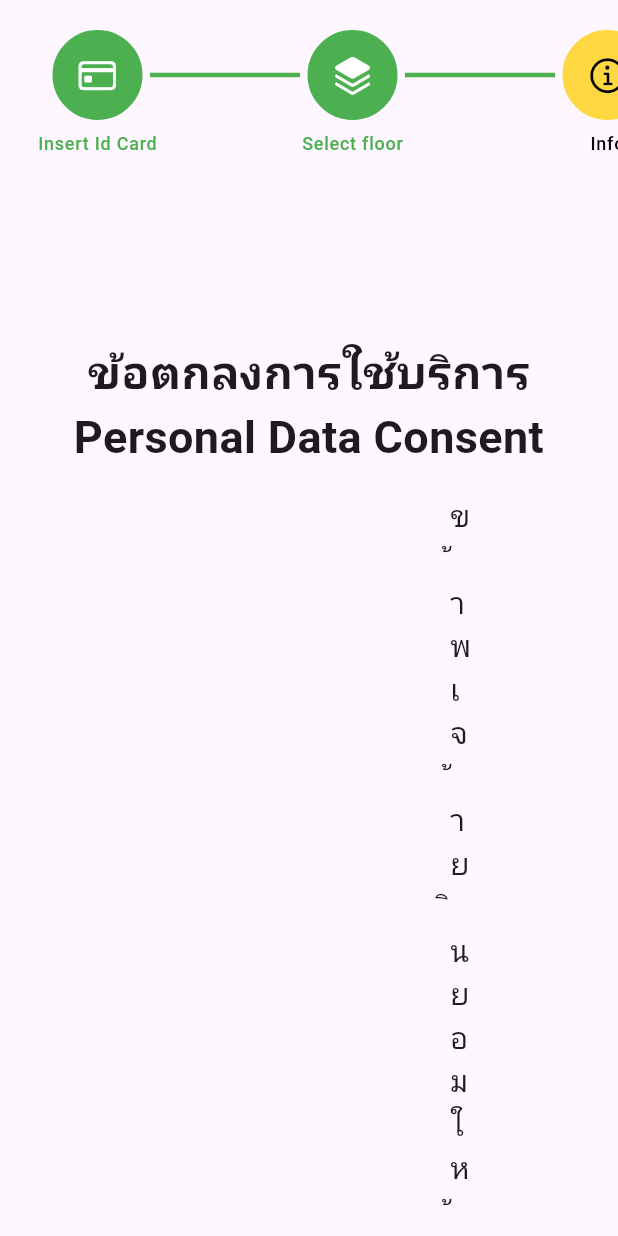
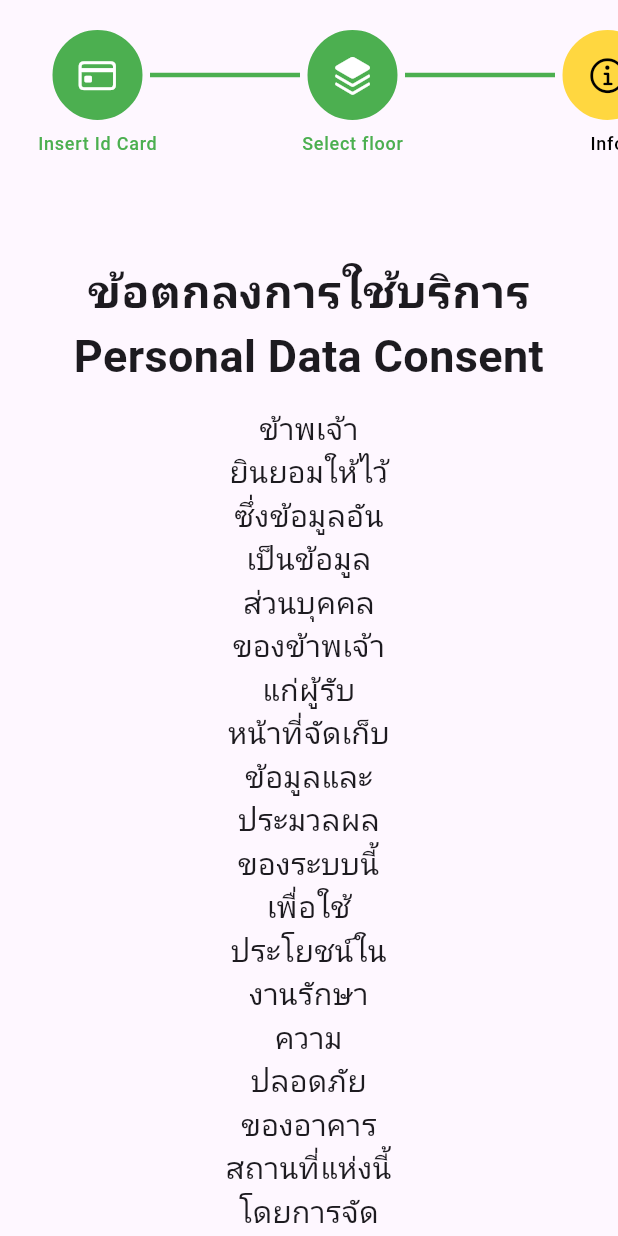
Before and after one commit to Hiyashiman/visitor_fe, a Flutter app: the PersonalDataConsentScreen screen opened directly, on a phone screen of 412 x 824 dp. Run offline on Flutter 3.47's test engine with Material 3 defaults, Android fonts, the phone set to English and light mode, and no system bars; drawn by our look-alikes of easy_stepper; our stand-ins replace dio, image_picker, lottie; network calls fail.

```diff
--- a/visitor/lib/main.dart
+++ b/visitor/lib/main.dart
@@ -3,7 +3,7 @@ import 'package:visitor/pages/registration-system.dart';
 
 
 void main() {
-  runApp(const MaterialApp(
+  runApp( const MaterialApp(
     title: 'Visitor',
     home: MyApp(),
   ));
--- a/visitor/lib/pages/face_comparison.dart
+++ b/visitor/lib/pages/face_comparison.dart
@@ -86,7 +86,7 @@ class _MyFaceScanState extends State<MyFaceScan> {
                   ),
                   const SizedBox(height: 30),
                   LottieBuilder.asset(
-                    'animations/animationscan.json',
+                    'assets/animations/animationscan.json',
                     height: 250,
                     width: 250,
                   ),
--- a/visitor/lib/pages/personalDataCS.dart
+++ b/visitor/lib/pages/personalDataCS.dart
@@ -3,7 +3,7 @@ import 'dart:async';
 import 'package:flutter/material.dart';
 // ignore: unused_import
 import 'package:visitor/pages/business.dart';
-import 'package:visitor/pages/face_comparison.dart';
+import 'package:visitor/pages/camera.dart';
 import 'package:visitor/pages/registration-system.dart';
 import 'package:visitor/pages/stepper.dart';
 
@@ -96,7 +96,7 @@ class _PersonalDataConsentScreenState extends State<PersonalDataConsentScreen> {
           children: [
             const SizedBox(
               child: SizedBox(
-                height: 150,
+                height: 100,
                 child: MyStepper(initialStep: 2),
               ),
             ),
@@ -105,7 +105,7 @@ class _PersonalDataConsentScreenState extends State<PersonalDataConsentScreen> {
             ),
             const Center(
               child: Padding(
-                padding: EdgeInsets.all(16.0),
+                padding: EdgeInsets.all(12.0),
                 child: Text(
                   'ข้อตกลงการใช้บริการ  Personal Data Consent',
                   style: TextStyle(fontSize: 30, fontWeight: FontWeight.bold),
@@ -114,39 +114,31 @@ class _PersonalDataConsentScreenState extends State<PersonalDataConsentScreen> {
               ),
             ),
             const Padding(
-              padding: EdgeInsets.symmetric(horizontal: 300.0),
+              padding: EdgeInsets.symmetric(horizontal: 150.0),
               child: Align(
                   alignment: Alignment.centerLeft,
                   child: Center(
                     child: Column(
                       children: [
                         Text(
-                          'ข้าพเจ้ายินยอมให้ไว้ซึ่งข้อมูลอันเป็นข้อมูลส่วนบุคคลของข้าพเจ้าแก่ผู้รับหน้าที่จัดเก็บข้อมูล',
+                          'ข้าพเจ้ายินยอมให้ไว้ซึ่งข้อมูลอันเป็นข้อมูลส่วนบุคคลของข้าพเจ้าแก่ผู้รับหน้าที่จัดเก็บข้อมูลและประมวลผลของระบบนี้เพื่อใช้ประโยชน์ในงานรักษาความปลอดภัยของอาคารสถานที่แห่งนี้',
                           style: TextStyle(fontSize: 20),
                           textAlign: TextAlign.center,
                         ),
+
                         Text(
-                          'และประมวลผลของระบบนี้เพื่อใช้ประโยชน์ในงานรักษาความปลอดภัยของอาคารสถานที่แห่งนี้',
+                          'โดยการจัดเก็บเป็นไปตามข้อกําหนดและผู้จัดเก็บสามารถลบทำลายข้อมูลทั้งหมดหรือบางส่วนของข้าพเจ้าโดยไม่ต้องแจ้งให้ข้าพเจ้าทราบล่วงหน้า',
                           style: TextStyle(fontSize: 20),
                           textAlign: TextAlign.center,
                         ),
-                        Text(
-                          'โดยการจัดเก็บเป็นไปตามข้อกําหนดและผู้จัดเก็บสามารถลบทำลายข้อมูลทั้งหมดหรือบางส่วน',
-                          style: TextStyle(fontSize: 20),
-                          textAlign: TextAlign.center,
-                        ),
-                        Text(
-                          'ของข้าพเจ้าโดยไม่ต้องแจ้งให้ข้าพเจ้าทราบล่วงหน้า',
-                          style: TextStyle(fontSize: 20),
-                          textAlign: TextAlign.center,
-                        ),
+
                       ],
                     ),
                   )),
             ),
             Expanded(
               child: Padding(
-                padding: const EdgeInsets.symmetric(horizontal: 200.0),
+                padding: const EdgeInsets.symmetric(horizontal: 150.0),
                 child: Row(
                   mainAxisAlignment: MainAxisAlignment.center,
                   children: [
@@ -176,7 +168,7 @@ class _PersonalDataConsentScreenState extends State<PersonalDataConsentScreen> {
                         Navigator.push(
                           context,
                           MaterialPageRoute(
-                              builder: (context) => const MyFaceScanPage()),
+                              builder: (context) => const Mycamer()),
                         );
                       },
                       child: const Text(
```
Also changed, not shown: visitor/lib/pages/camera.dart (+5 -10 lines), visitor/pubspec.lock, 2 other files.
